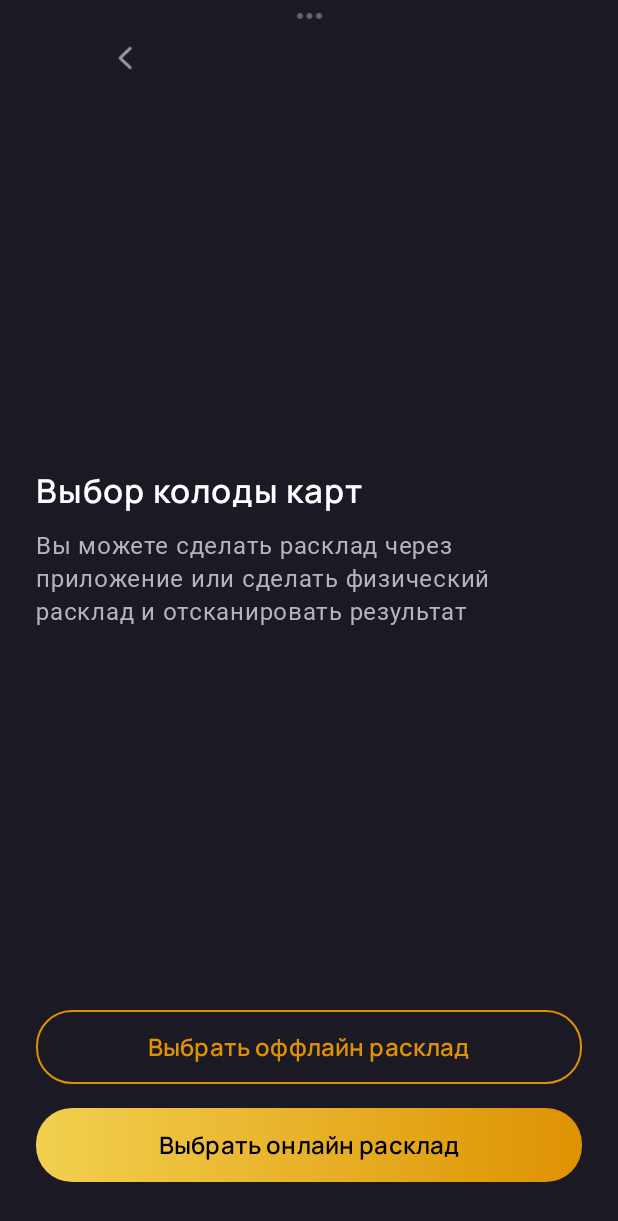
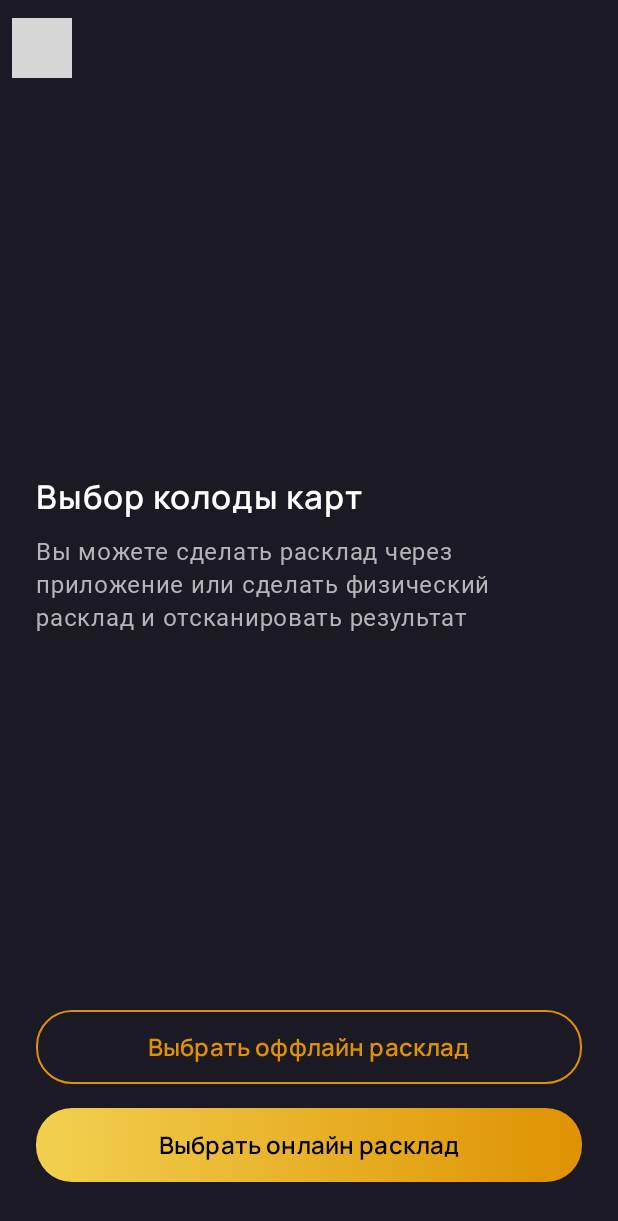
Before and after one commit to kamikadzezi/the-magic-alignment, an Android app built with Jetpack Compose: the screen it shows after launch (MainActivity), on a phone screen of 412 x 824 dp. Shown: the top 1221 px of the screen. Run offline under Robolectric (Android 15) with nearby library versions, the phone set to English and light mode, and no system bars; Roboto replaces fonts that are not available here; grey boxes are pictures that could not be loaded.

Commit message:
add MagicAppBar

```diff
--- a/app/src/main/java/com/example/themagicalignment/NavigationGraph.kt
+++ b/app/src/main/java/com/example/themagicalignment/NavigationGraph.kt
@@ -19,7 +19,7 @@
             route = Screen.HomeScreen.route
         ) {
             SelectionOfLayout(
-                onChooseCardScreen = {navController.navigate(Screen.SecondScreen.route)} // TODO #6 - Добавить переход на экран выбора колоды
+                onChooseCardScreen = {navController.navigate(Screen.SecondScreen.route)}
             )
         }
         composable(
--- a/app/src/main/java/com/example/themagicalignment/ui/theme/components/MagicAppBar.kt
+++ b/app/src/main/java/com/example/themagicalignment/ui/theme/components/MagicAppBar.kt
@@ -1,3 +1,41 @@
 package com.example.themagicalignment.ui.theme.components
 
+import androidx.compose.foundation.layout.padding
+import androidx.compose.material3.ExperimentalMaterial3Api
+import androidx.compose.material3.Icon
+import androidx.compose.material3.IconButton
+import androidx.compose.material3.TopAppBar
+import androidx.compose.material3.TopAppBarDefaults
+import androidx.compose.runtime.Composable
+import androidx.compose.ui.Modifier
+import androidx.compose.ui.graphics.Color
+import androidx.compose.ui.res.painterResource
+import androidx.compose.ui.tooling.preview.Preview
+import androidx.compose.ui.unit.dp
+import com.example.themagicalignment.R
+
 //TODO #8 - Сделайть кастом AppBar
+
+@OptIn(ExperimentalMaterial3Api::class)
+@Composable
+fun MagicAppBar(onClick: () -> Unit) {
+    TopAppBar(
+        colors = TopAppBarDefaults.topAppBarColors(containerColor = Color.Transparent),
+        navigationIcon = {
+            IconButton(onClick = onClick) {
+                Icon(
+                    painter = painterResource(
+                        R.drawable.arrow_vtcm7ttmzwqj
+                    ), contentDescription = "arrow",
+
+                )
+            }
+        },
+        title = {})
+}
+
+@Preview(showBackground = true)
+@Composable
+fun MagicAppBarPreview() {
+    MagicAppBar {}
+}
--- a/app/src/main/java/selectionOfLayout/SelectionOfLayout.kt
+++ b/app/src/main/java/selectionOfLayout/SelectionOfLayout.kt
@@ -1,6 +1,5 @@
 package selectionOfLayout
 
-import androidx.compose.foundation.Image
 import androidx.compose.foundation.background
 import androidx.compose.foundation.layout.Arrangement
 import androidx.compose.foundation.layout.Column
@@ -11,6 +10,7 @@
 import androidx.compose.foundation.layout.height
 import androidx.compose.foundation.layout.padding
 import androidx.compose.foundation.shape.RoundedCornerShape
+import androidx.compose.material3.Scaffold
 import androidx.compose.material3.Text
 import androidx.compose.material3.TextButton
 import androidx.compose.runtime.Composable
@@ -26,16 +26,16 @@
 import androidx.compose.ui.tooling.preview.Preview
 import androidx.compose.ui.unit.dp
 import androidx.compose.ui.unit.sp
-import androidx.navigation.NavController
 import com.example.themagicalignment.R
-import com.example.themagicalignment.Screen
 import com.example.themagicalignment.ui.theme.ManropeFont
+import com.example.themagicalignment.ui.theme.components.MagicAppBar
 import com.example.themagicalignment.ui.theme.components.MagicButtonOutlined
 
 @Composable
 fun SelectionOfLayout( //
     onChooseCardScreen: () -> Unit,
 ) {
+    Scaffold(topBar = { MagicAppBar({}) }) {
     Column(
         verticalArrangement = Arrangement.SpaceBetween,
         modifier = Modifier
@@ -46,12 +46,9 @@
                 alpha = 0.1f,
                 contentScale = ContentScale.Crop,
             )
+            .padding(it)
     ) {
-            Image(
-                painter = painterResource(R.drawable.top_navigation_bar),
-                contentDescription = "Navigation bar",
-                modifier = Modifier.fillMaxWidth().height(56.dp) // TODO #2 - Исправить размеры при реалзиации компонтентов
-            ) // TODO #1 - Удалить из проекта такого рода реализацию апп бара, использовать кастомнпый TopAppBar с кликами, тайтлом, иконками
+        Spacer(Modifier.height(0.dp))
             Column(Modifier.padding(horizontal = 24.dp)) {
                 Text(
                     text = stringResource(R.string.title_deck_selection),
@@ -59,7 +56,6 @@
                     fontWeight = FontWeight.SemiBold,
                     fontSize = 22.sp,
                     color = Color.White,
-                    modifier = Modifier
                 )
                 Spacer(Modifier.height(12.dp))
                 Text(
@@ -101,8 +97,10 @@
                 }
 
             }
-        }
     }
+    }
+}
+
 @Preview(showBackground = true)
 @Composable
 fun SelectionOfLayout(){
```
